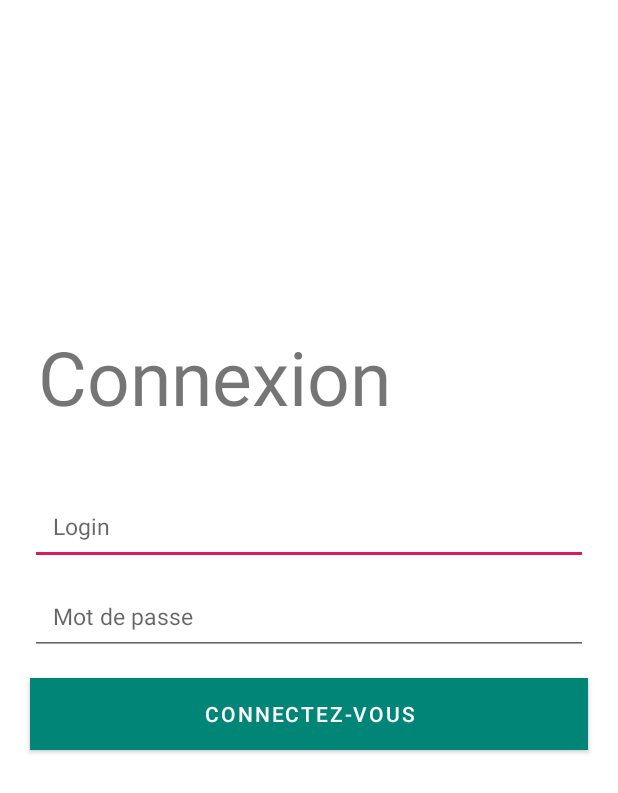
After one commit to Piet08/CouProject_Mobile, an Android app: the ConnectionActivity screen opened directly, with no data from a screen before it, on a phone screen of 412 x 824 dp. The commit adds this screen. Shown: the top 793 px of the screen. Run offline under Robolectric (Android 15) with nearby library versions, the phone set to English and light mode, and no system bars.

Commit message:
Ajout NavigationMenu + Form Connexion

```diff
--- a/app/build.gradle
+++ b/app/build.gradle
@@ -28,4 +28,5 @@ dependencies {
     testImplementation 'junit:junit:4.12'
     androidTestImplementation 'androidx.test:runner:1.1.1'
     androidTestImplementation 'androidx.test.espresso:espresso-core:3.1.1'
+    implementation 'com.google.android.material:material:1.0.0'
 }
--- a/app/src/main/AndroidManifest.xml
+++ b/app/src/main/AndroidManifest.xml
@@ -11,6 +11,7 @@
         android:roundIcon="@mipmap/ic_launcher_round"
         android:supportsRtl="true"
         android:theme="@style/AppTheme">
+        <activity android:name=".ConnectionActivity"></activity>
         <activity android:name=".MainActivity">
             <intent-filter>
                 <action android:name="android.intent.action.MAIN" />
--- /dev/null
+++ b/app/src/main/java/com/example/cou_project_tm/ConnectionActivity.java
@@ -0,0 +1,20 @@
+package com.example.cou_project_tm;
+
+import android.os.Bundle;
+import android.widget.EditText;
+
+import androidx.appcompat.app.AppCompatActivity;
+
+public class ConnectionActivity extends AppCompatActivity {
+
+    private EditText etLogin, etPassword;
+
+    protected void onCreate(Bundle savedInstanceState) {
+        super.onCreate(savedInstanceState);
+        setContentView(R.layout.activity_connection);
+
+        etLogin = findViewById(R.id.et_login);
+        etPassword = findViewById(R.id.et_password);
+
+    }
+}
--- /dev/null
+++ b/app/src/main/res/layout/activity_connection.xml
@@ -0,0 +1,57 @@
+<?xml version="1.0" encoding="utf-8"?>
+<RelativeLayout xmlns:android="http://schemas.android.com/apk/res/android"
+    xmlns:tools="http://schemas.android.com/tools"
+    android:layout_width="match_parent"
+    android:layout_height="match_parent"
+    tools:context=".ConnectionActivity">
+
+
+    <TextView
+        android:id="@+id/tv_title"
+        android:layout_width="wrap_content"
+        android:layout_height="wrap_content"
+        android:layout_alignParentTop="true"
+        android:layout_marginStart="25dp"
+        android:layout_marginTop="217dp"
+        android:layout_marginBottom="10dp"
+        android:text="Connexion"
+        android:textSize="50sp" />
+
+    <EditText
+        android:id="@+id/et_login"
+        android:layout_width="match_parent"
+        android:layout_height="50dp"
+        android:hint="Login"
+        android:layout_marginLeft="20dp"
+        android:layout_marginRight="20dp"
+        android:padding="15dp"
+        android:inputType="textEmailAddress"
+        android:layout_above="@id/et_password"
+        android:textSize="15sp" />
+
+    <EditText
+        android:id="@+id/et_password"
+        android:layout_width="match_parent"
+        android:layout_height="50dp"
+        android:hint="Mot de passe"
+        android:layout_marginLeft="20dp"
+        android:layout_marginRight="20dp"
+        android:layout_marginTop="10dp"
+        android:padding="15dp"
+        android:inputType="textPassword"
+        android:layout_centerInParent="true"
+        android:textSize="15sp" />
+
+    <Button
+        android:id="@+id/btn_login"
+        android:layout_width="match_parent"
+        android:layout_height="wrap_content"
+        android:layout_below="@id/et_password"
+        android:layout_marginLeft="20dp"
+        android:layout_marginRight="20dp"
+        android:layout_marginTop="15dp"
+        android:textColor="@android:color/white"
+        android:background="@color/colorPrimaryDark"
+        android:text="Connectez-vous"/>
+
+</RelativeLayout>
--- /dev/null
+++ b/app/src/main/res/values/dimens.xml
@@ -0,0 +1,5 @@
+<?xml version="1.0" encoding="utf-8"?>
+<resources>
+    <!-- Default NavigationView Header height -->
+    <dimen name="nav_header_height">176dp</dimen>
+</resources>
--- a/app/src/main/res/values/strings.xml
+++ b/app/src/main/res/values/strings.xml
@@ -1,3 +1,5 @@
 <resources>
-    <string name="app_name">Cou_Project_TM</string>
+    <string name="app_name">Cou</string>
+    <string name="navigation_drawer_open">Open navigation drawer</string>
+    <string name="navigation_drawer_close">Close navigation drawer</string>
 </resources>
--- a/app/src/main/res/values/styles.xml
+++ b/app/src/main/res/values/styles.xml
@@ -1,11 +1,19 @@
 <resources>
 
     <!-- Base application theme. -->
-    <style name="AppTheme" parent="Theme.AppCompat.Light.DarkActionBar">
+    <!-- Base application theme. -->
+    <style name="AppTheme" parent="Theme.MaterialComponents.Light.NoActionBar">
         <!-- Customize your theme here. -->
         <item name="colorPrimary">@color/colorPrimary</item>
         <item name="colorPrimaryDark">@color/colorPrimaryDark</item>
         <item name="colorAccent">@color/colorAccent</item>
     </style>
 
+    <!-- Toolbar theme. -->
+    <style name="ToolBarStyle" parent="AppTheme">
+        <item name="android:textColorPrimary">@android:color/white</item>
+        <item name="colorControlNormal">@android:color/white</item>
+    </style>
+
+
 </resources>
```
Also changed, not shown: app/src/main/java/com/example/cou_project_tm/MainActivity.java (+84 -1 lines), app/src/main/res/drawable/ic_add_place.xml (added, +9 -0 lines), app/src/main/res/drawable/ic_con.xml (added, +9 -0 lines), app/src/main/res/drawable/ic_map.xml (added, +9 -0 lines), app/src/main/res/drawable/ic_menu.xml (added, +9 -0 lines), app/src/main/res/drawable/ic_places.xml (added, +9 -0 lines), app/src/main/res/layout/activity_main.xml (+37 -9 lines), app/src/main/res/layout/activity_main_nav_header.xml (added, +23 -0 lines), app/src/main/res/menu/activity_main_menu_drawer.xml (added, +27 -0 lines).
